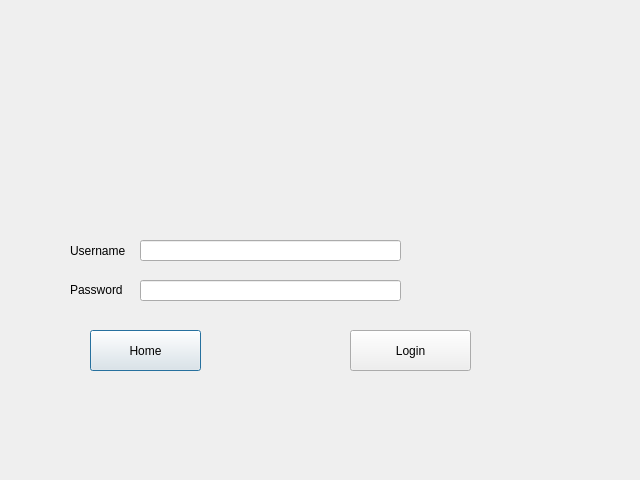
Before: the Qt Designer form Login.ui in TheBeesKnees111/Gamer-Girls, drawn with Qt 5.
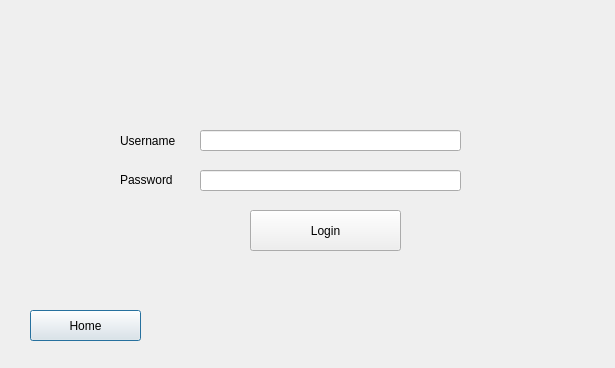
After: the same form once the commit is applied.

```diff
--- a/Login.ui
+++ b/Login.ui
@@ -6,8 +6,8 @@
    <rect>
     <x>0</x>
     <y>0</y>
-    <width>640</width>
-    <height>480</height>
+    <width>615</width>
+    <height>368</height>
    </rect>
   </property>
   <property name="windowTitle">
@@ -16,10 +16,10 @@
   <widget class="QPushButton" name="HomePushButton">
    <property name="geometry">
     <rect>
-     <x>90</x>
-     <y>330</y>
+     <x>30</x>
+     <y>310</y>
      <width>111</width>
-     <height>41</height>
+     <height>31</height>
     </rect>
    </property>
    <property name="text">
@@ -29,9 +29,9 @@
   <widget class="QPushButton" name="LoginPushButton">
    <property name="geometry">
     <rect>
-     <x>350</x>
-     <y>330</y>
-     <width>121</width>
+     <x>250</x>
+     <y>210</y>
+     <width>151</width>
      <height>41</height>
     </rect>
    </property>
@@ -42,8 +42,8 @@
   <widget class="QLineEdit" name="UsernameLineEdit">
    <property name="geometry">
     <rect>
-     <x>140</x>
-     <y>240</y>
+     <x>200</x>
+     <y>130</y>
      <width>261</width>
      <height>21</height>
     </rect>
@@ -52,8 +52,8 @@
   <widget class="QLineEdit" name="PasswordLineEdit">
    <property name="geometry">
     <rect>
-     <x>140</x>
-     <y>280</y>
+     <x>200</x>
+     <y>170</y>
      <width>261</width>
      <height>21</height>
     </rect>
@@ -62,9 +62,9 @@
   <widget class="QLabel" name="label">
    <property name="geometry">
     <rect>
-     <x>70</x>
-     <y>240</y>
-     <width>61</width>
+     <x>120</x>
+     <y>130</y>
+     <width>91</width>
      <height>21</height>
     </rect>
    </property>
@@ -75,9 +75,9 @@
   <widget class="QLabel" name="label_2">
    <property name="geometry">
     <rect>
-     <x>70</x>
-     <y>280</y>
-     <width>61</width>
+     <x>120</x>
+     <y>170</y>
+     <width>91</width>
      <height>20</height>
     </rect>
    </property>
```
